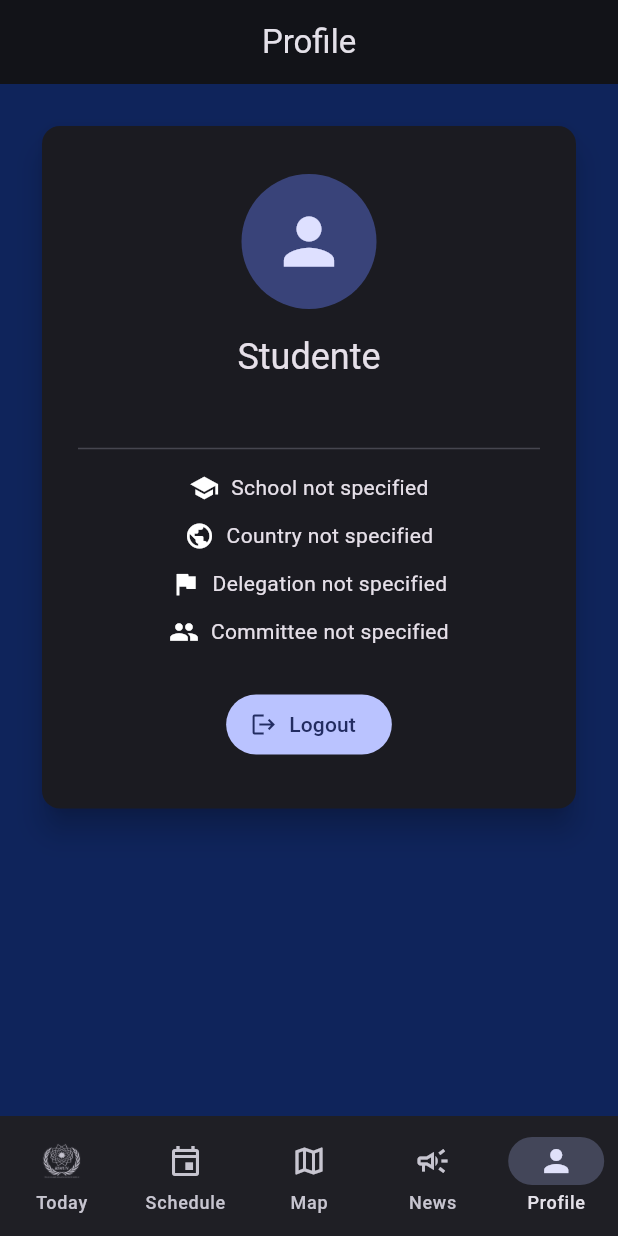
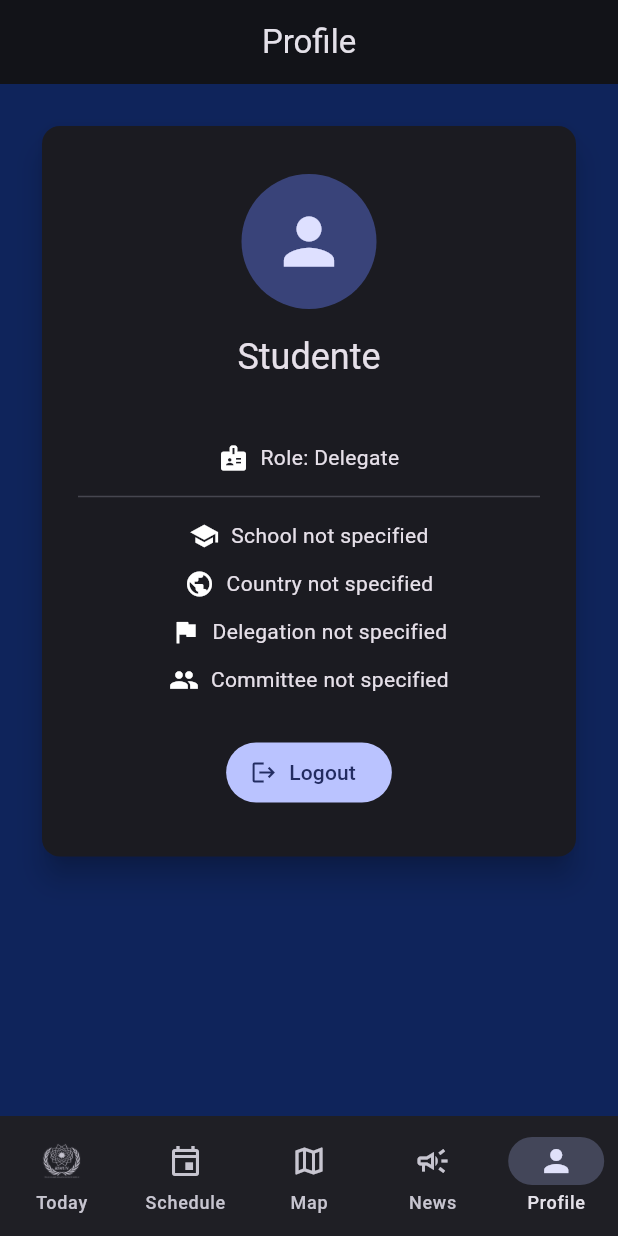
Before and after one commit to elenamuia/rimun-app, a Flutter app: the screen it shows once a user with an empty profile is signed in, item 5 of the bottom bar chosen, on a phone screen of 412 x 824 dp. Run offline on Flutter 3.47's test engine with Material 3 defaults, Android fonts, the phone set to English and light mode, and no system bars; our stand-ins replace cloud_firestore, firebase_auth, firebase_core, flutter_svg; accounts and stored records are empty.

Commit message:
news modification and role addition

```diff
--- a/lib/models.dart
+++ b/lib/models.dart
@@ -5,12 +5,11 @@ class Student {
   final String email;
   final String school;
   final String country;
-
-  // 🔹 NUOVO: ruolo
-  final bool isSecretariat;
-
   final String delegation;
   final String committee;
+
+  /// 🔹 Ruolo logico (true = Secretariat, false = Delegate)
+  final bool isSecretariat;
 
   Student({
     required this.id,
@@ -21,7 +20,7 @@ class Student {
     required this.country,
     this.delegation = '',
     this.committee = '',
-    this.isSecretariat = false, // di default è semplice “delegato”
+    this.isSecretariat = false, // default: Delegate
   });
 
   factory Student.fromMap(String id, Map<String, dynamic> data) {
@@ -37,6 +36,9 @@ class Student {
       isSecretariat: data['isSecretariat'] ?? false,
     );
   }
+
+  /// 🔹 Role testuale per UI
+  String get role => isSecretariat ? 'Secretariat' : 'Delegate';
 }
 
 
--- a/lib/screens/profile_screen.dart
+++ b/lib/screens/profile_screen.dart
@@ -13,6 +13,10 @@ class ProfileScreen extends StatelessWidget {
 
   @override
   Widget build(BuildContext context) {
+    final roleText = student.role; // Delegate / Secretariat
+    final roleIcon =
+        student.isSecretariat ? Icons.admin_panel_settings : Icons.badge;
+
     return SingleChildScrollView(
       padding: const EdgeInsets.all(24),
       child: Center(
@@ -46,6 +50,14 @@ class ProfileScreen extends StatelessWidget {
                   Text(
                     student.email,
                     textAlign: TextAlign.center,
+                  ),
+
+                  const SizedBox(height: 12),
+
+                  // ✅ Role (con icona)
+                  _InfoRow(
+                    icon: roleIcon,
+                    text: 'Role: $roleText',
                   ),
 
                   const Divider(height: 32),
@@ -97,17 +109,14 @@ class ProfileScreen extends StatelessWidget {
                         context: context,
                         builder: (_) => AlertDialog(
                           title: const Text('Logout'),
-                          content:
-                              const Text('Do you want to disconnect?'),
+                          content: const Text('Do you want to disconnect?'),
                           actions: [
                             TextButton(
-                              onPressed: () =>
-                                  Navigator.pop(context, false),
+                              onPressed: () => Navigator.pop(context, false),
                               child: const Text('Cancel'),
                             ),
                             FilledButton(
-                              onPressed: () =>
-                                  Navigator.pop(context, true),
+                              onPressed: () => Navigator.pop(context, true),
                               child: const Text('Logout'),
                             ),
                           ],
```
Also changed, not shown: lib/screens/notice_board_screen.dart (+96 -2 lines), lib/services.dart (+15 -0 lines).
